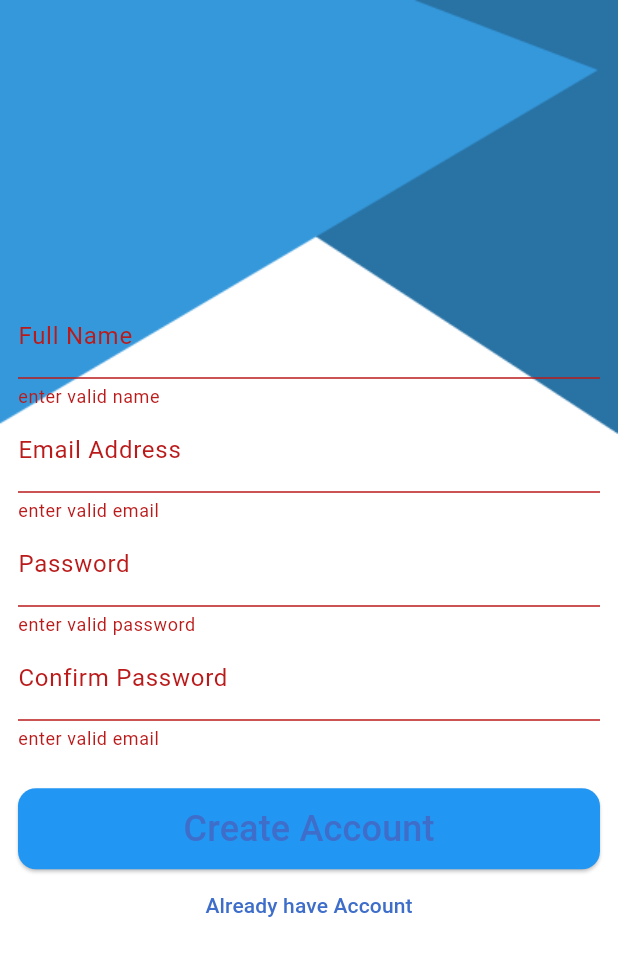
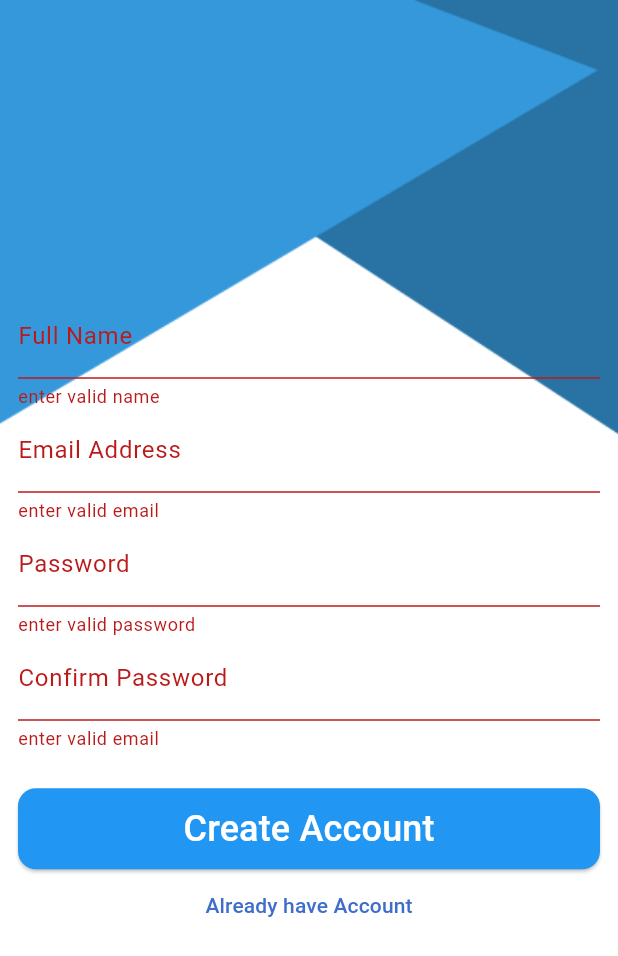
Before and after one commit to Steve0mad/medbot, a Flutter app: the screen it shows after launch, after a tap on "Create Account", on a phone screen of 412 x 824 dp. Shown: the top 956 px of the screen. Run offline on Flutter 3.47's test engine with Material 3 defaults, Android fonts, the light colour scheme and no system bars; our stand-ins replace firebase_core, slide_to_act; accounts and stored records are empty.

```diff
--- a/lib/ui/auth/register.dart
+++ b/lib/ui/auth/register.dart
@@ -116,7 +116,7 @@ class _RegisterScreenState extends State<RegisterScreen> {
                       onPressed: (){
                         register();
 
-                  }, child: Text("Create Account",style: TextStyle(fontSize:24 ),)),
+                  }, child: Text("Create Account",style: TextStyle(fontSize:24 ,color: Colors.white),)),
                   TextButton(onPressed: () {
                     Navigator.pushReplacementNamed(context, LoginScreen.routeName);
                   }, child: Text("Already have Account"))
```
Also changed, not shown: 1 other file.
